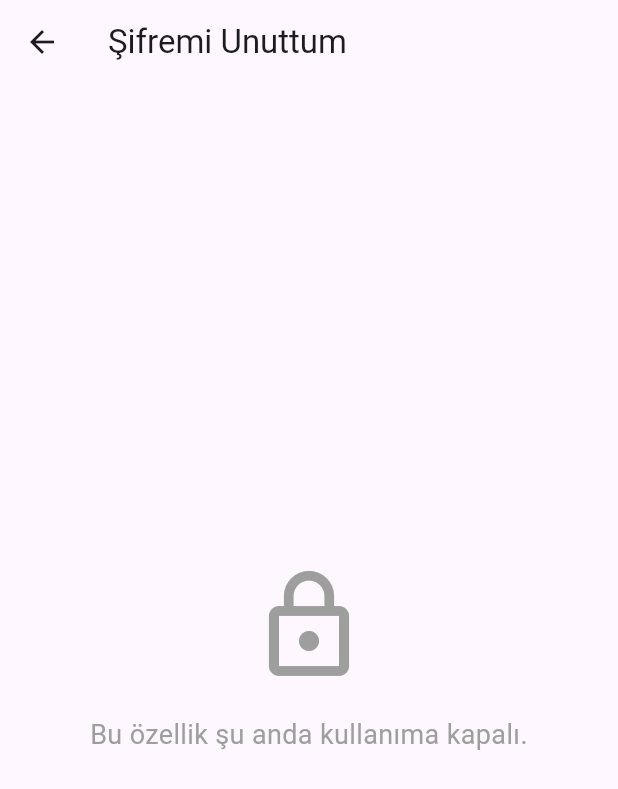
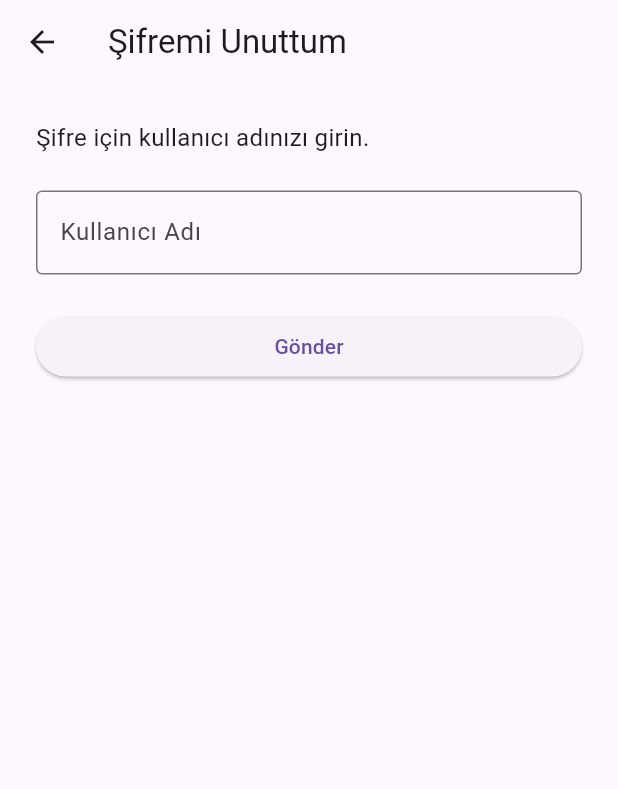
Before and after one commit to lightM3/6_word_memo, a Flutter app: the ForgotPasswordPage screen opened by its route, on a phone screen of 412 x 824 dp. Shown: the top 789 px of the screen. Run offline on Flutter 3.47's test engine with Material 3 defaults, Android fonts, the phone set to English and light mode, and no system bars; our stand-ins replace file_picker, image_picker, pdf, printing, shared_preferences; accounts and stored records are empty.

Commit message:
geçmiş dosyaya dönüş

```diff
--- a/lib/config.dart
+++ b/lib/config.dart
@@ -1 +1 @@
-const String baseUrl = 'http://192.168.104.16:5041';
+const String baseUrl = 'http://10.138.158.31:5041';
--- a/lib/main.dart
+++ b/lib/main.dart
@@ -1,18 +1,14 @@
-import 'package:duo_lingo/pages/auth/forgot_password_page.dart' as forgot;
 import 'package:duo_lingo/pages/game/wordle_mode_selector_page.dart';
 import 'package:duo_lingo/theme/theme_provider.dart';
 import 'package:flutter/material.dart';
-import 'package:flutter_dotenv/flutter_dotenv.dart';
 import 'package:provider/provider.dart';
 import 'pages/auth/login_page.dart';
 import 'pages/auth/register_page.dart';
+import 'pages/auth/forgot_password_page.dart';
 import 'pages/analysis/analysis_page.dart';
 
-void main() async {
-  WidgetsFlutterBinding.ensureInitialized();
 
-  await dotenv.load();
-
+void main() {
   runApp(
     ChangeNotifierProvider(
       create: (_) => ThemeProvider(),
@@ -21,18 +17,8 @@ void main() async {
   );
 }
 
-class WordMemoryApp extends StatefulWidget {
+class WordMemoryApp extends StatelessWidget {
   const WordMemoryApp({super.key});
-
-  @override
-  State<WordMemoryApp> createState() => _WordMemoryAppState();
-}
-
-class _WordMemoryAppState extends State<WordMemoryApp> {
-  @override
-  void initState() {
-    super.initState();
-  }
 
   @override
   Widget build(BuildContext context) {
@@ -47,9 +33,9 @@ class _WordMemoryAppState extends State<WordMemoryApp> {
       routes: {
         '/login': (context) => const LoginPage(),
         '/register': (context) => RegisterPage(),
+        '/forgot-password': (context) => ForgotPasswordPage(),
         '/analysis': (context) => AnalysisPage(),
         '/wordle': (context) => const WordleModeSelectorPage(),
-        '/forgot-password': (context) => forgot.ForgotPasswordPage(),
       },
     );
   }
--- a/lib/pages/auth/forgot_password_page.dart
+++ b/lib/pages/auth/forgot_password_page.dart
@@ -1,27 +1,41 @@
 import 'package:flutter/material.dart';
 
 class ForgotPasswordPage extends StatelessWidget {
-  const ForgotPasswordPage({super.key});
+  final TextEditingController _emailOrUsernameController = TextEditingController();
 
   @override
   Widget build(BuildContext context) {
     return Scaffold(
-      appBar: AppBar(title: const Text('Şifremi Unuttum')),
-      body: Center(
-        child: Padding(
-          padding: const EdgeInsets.all(16.0),
-          child: Column(
-            mainAxisSize: MainAxisSize.min,
-            children: const [
-              Icon(Icons.lock_outline, size: 80, color: Colors.grey),
-              SizedBox(height: 20),
-              Text(
-                'Bu özellik şu anda kullanıma kapalı.',
-                style: TextStyle(fontSize: 18, color: Colors.grey),
-                textAlign: TextAlign.center,
+      resizeToAvoidBottomInset: true,
+      appBar: AppBar(title: Text("Şifremi Unuttum")),
+      body: SingleChildScrollView(
+        padding: EdgeInsets.all(24),
+        child: Column(
+          crossAxisAlignment: CrossAxisAlignment.stretch,
+          children: [
+            Text(
+              "Şifre için kullanıcı adınızı girin.",
+              style: TextStyle(fontSize: 16),
+            ),
+            SizedBox(height: 24),
+            TextField(
+              controller: _emailOrUsernameController,
+              decoration: InputDecoration(
+                labelText: 'Kullanıcı Adı',
+                border: OutlineInputBorder(),
               ),
-            ],
-          ),
+            ),
+            SizedBox(height: 24),
+            ElevatedButton(
+              onPressed: () {
+                ScaffoldMessenger.of(context).showSnackBar(SnackBar(
+                  content: Text("Şifre bağlantısı gönderildi (örnek)."),
+                ));
+                Navigator.pop(context);
+              },
+              child: Text('Gönder'),
+            ),
+          ],
         ),
       ),
     );
--- a/lib/pages/game/wordle_mode_selector_page.dart
+++ b/lib/pages/game/wordle_mode_selector_page.dart
@@ -8,7 +8,7 @@ class WordleModeSelectorPage extends StatelessWidget {
   Widget build(BuildContext context) {
     return Scaffold(
       appBar: AppBar(title: Text("Wordle Modu Seç")),
-      body: SingleChildScrollView(
+      body: Padding(
         padding: const EdgeInsets.all(24),
         child: Column(
           mainAxisAlignment: MainAxisAlignment.center,
@@ -18,6 +18,7 @@ class WordleModeSelectorPage extends StatelessWidget {
               style: TextStyle(fontSize: 24, fontWeight: FontWeight.bold),
             ),
             SizedBox(height: 32),
+
             _buildModeCard(
               context,
               title: "Öğrenilmiş Kelimelerden",
--- a/lib/pages/quiz/quiz_result_page.dart
+++ b/lib/pages/quiz/quiz_result_page.dart
@@ -28,6 +28,7 @@ class _QuizResultPageState extends State<QuizResultPage> {
     final token = prefs.getString("token");
 
     if (token != null) {
+      // Doğru bilinen kelimelerin wordId'lerini al
       final correctIds = <int>[];
 
       for (int i = 0; i < widget.quizSession.questions.length; i++) {
--- a/lib/pages/quiz/quiz_schedule_page.dart
+++ b/lib/pages/quiz/quiz_schedule_page.dart
@@ -24,6 +24,7 @@ class _QuizSchedulePageState extends State<QuizSchedulePage> {
 
     final fetched = await ApiService.fetchUserWords(token);
 
+    // Sadece nextRepetitionDate olanları sırala
     fetched.sort((a, b) {
       final dateA =
           DateTime.tryParse(a["nextRepetitionDate"] ?? "") ?? DateTime.now();
@@ -51,6 +52,7 @@ class _QuizSchedulePageState extends State<QuizSchedulePage> {
                   final wordItem = userWords[index];
                   final wordData = wordItem["word"];
 
+                  // Eğer wordData null gelirse atla
                   if (wordData == null) return SizedBox();
 
                   final repetitionCount = wordItem["repetitionCount"] ?? 0;
--- a/lib/pages/word/word_list_page.dart
+++ b/lib/pages/word/word_list_page.dart
@@ -1,4 +1,3 @@
-import 'package:duo_lingo/config.dart';
 import 'package:flutter/material.dart';
 import 'package:duo_lingo/services/api_service.dart';
 import 'package:duo_lingo/pages/word/add_word_page.dart';
--- a/pubspec.yaml
+++ b/pubspec.yaml
@@ -36,8 +36,6 @@ dependencies:
   printing: ^5.14.2
   http: ^1.3.0
   shared_preferences: ^2.5.3
-  firebase_core: ^2.24.2
-  flutter_dotenv: ^5.1.0
 
 
 
@@ -71,7 +69,7 @@ flutter:
   # To add assets to your application, add an assets section, like this:
   assets:
     - assets/fonts/DejaVuSans.ttf
-    - .env
+  #   - images/a_dot_ham.jpeg
 
   # An image asset can refer to one or more resolution-specific "variants", see
   # https://flutter.dev/to/resolution-aware-images
```
Also changed, not shown: lib/pages/auth/register_page.dart (+2 -17 lines), lib/pages/game/wordle_game_page.dart (+7 -16 lines), lib/pages/word/add_word_page.dart (+4 -8 lines), lib/services/api_service.dart (+29 -69 lines), lib/firebase_options.dart, pubspec.lock, 9 other files.
